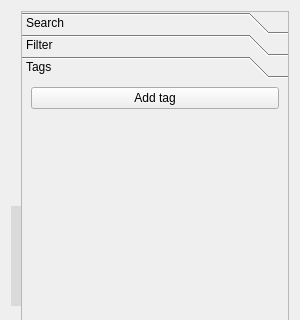
The window that sidebar.ui (khmaksim/AviacominfoTools) describes before a commit, drawn with Qt 5; both pictures show x 0 to 300 and y 0 to 320 of the 300 by 512 pixel window.
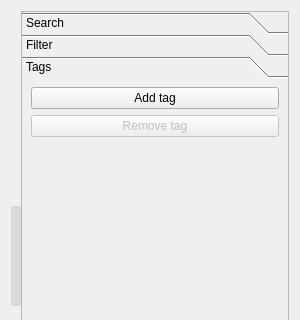
The same window after the commit. The open tabs and pages were chosen to show the change. Icons and pictures are not drawn.

```diff
--- a/sidebar.ui
+++ b/sidebar.ui
@@ -415,21 +415,19 @@
          </layout>
         </widget>
         <widget class="QWidget" name="page">
+         <property name="geometry">
+          <rect>
+           <x>0</x>
+           <y>0</y>
+           <width>270</width>
+           <height>429</height>
+          </rect>
+         </property>
          <attribute name="label">
           <string>Tags</string>
          </attribute>
          <layout class="QGridLayout" name="gridLayout_3">
-          <item row="0" column="0">
-           <widget class="QPushButton" name="addTagButton">
-            <property name="enabled">
-             <bool>true</bool>
-            </property>
-            <property name="text">
-             <string>Add tag</string>
-            </property>
-           </widget>
-          </item>
-          <item row="1" column="0">
+          <item row="2" column="0">
            <widget class="QScrollArea" name="scrollArea">
             <property name="autoFillBackground">
              <bool>false</bool>
@@ -458,12 +456,32 @@
                <x>0</x>
                <y>0</y>
                <width>252</width>
-               <height>382</height>
+               <height>353</height>
               </rect>
              </property>
             </widget>
            </widget>
           </item>
+          <item row="0" column="0">
+           <widget class="QPushButton" name="addTagButton">
+            <property name="enabled">
+             <bool>true</bool>
+            </property>
+            <property name="text">
+             <string>Add tag</string>
+            </property>
+           </widget>
+          </item>
+          <item row="1" column="0">
+           <widget class="QPushButton" name="removeTagButton">
+            <property name="enabled">
+             <bool>false</bool>
+            </property>
+            <property name="text">
+             <string>Remove tag</string>
+            </property>
+           </widget>
+          </item>
          </layout>
         </widget>
        </widget>
```
Left out of the diff: 6 changed lines with no effect on the pictures.
